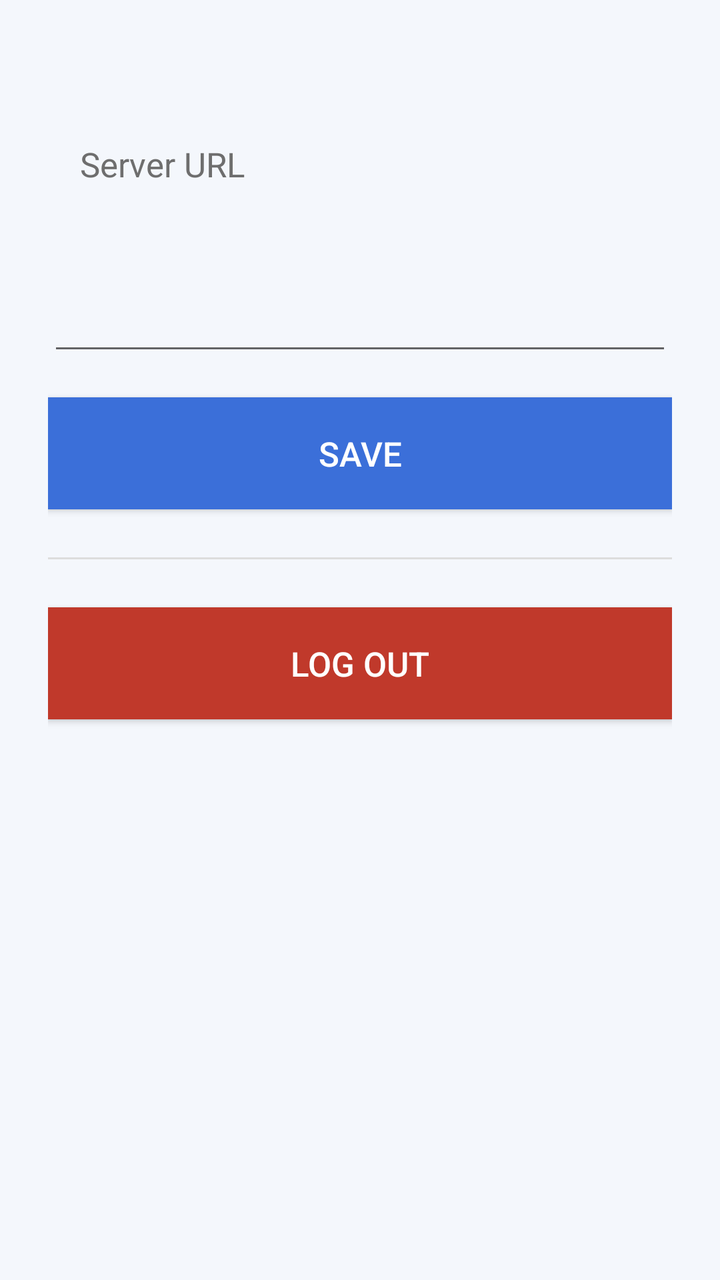
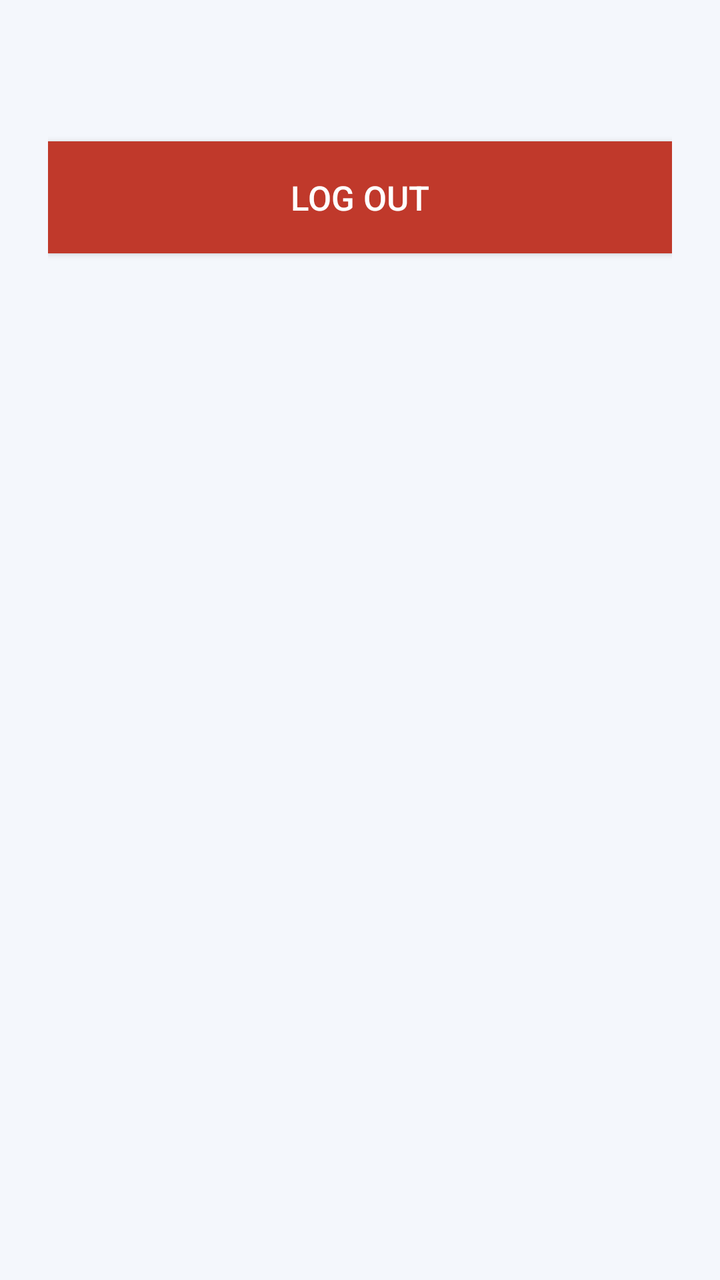

The first picture is an Android layout as it rendered before a commit; the second is the same layout after the commit. The layout source and the unified diff follow.
<!-- AndroidManifest.xml: application theme AppTheme -->
<!-- res/layout/activity_settings.xml -->
<?xml version="1.0" encoding="utf-8"?>
<LinearLayout xmlns:android="http://schemas.android.com/apk/res/android"
    android:layout_width="match_parent"
    android:layout_height="match_parent"
    android:orientation="vertical"
    android:background="@color/background"
    android:padding="@dimen/spacing_large">

    <TextView
        android:id="@+id/text_logged_in_as"
        android:layout_width="match_parent"
        android:layout_height="wrap_content"
        android:textColor="@color/text_secondary"
        android:textSize="@dimen/text_medium"
        android:layout_marginBottom="@dimen/spacing_large" />

    <TextView
        style="@style/BigButton"
        android:layout_width="wrap_content"
        android:layout_height="wrap_content"
        android:text="@string/label_server_url"
        android:textColor="@color/text_secondary" />

    <EditText
        android:id="@+id/edit_server_url"
        android:layout_width="match_parent"
        android:layout_height="@dimen/touch_target_min"
        android:inputType="textUri"
        android:singleLine="true" />

    <Button
        android:id="@+id/btn_save"
        style="@style/BigButton"
        android:layout_width="match_parent"
        android:layout_height="wrap_content"
        android:minHeight="@dimen/touch_target_min"
        android:layout_marginTop="@dimen/spacing_medium"
        android:text="@string/action_save"
        android:textColor="@color/white"
        android:background="@color/primary" />

    <View
        android:layout_width="match_parent"
        android:layout_height="1dp"
        android:layout_marginTop="@dimen/spacing_large"
        android:layout_marginBottom="@dimen/spacing_large"
        android:background="@color/divider" />

    <Button
        android:id="@+id/btn_logout"
        style="@style/BigButton"
        android:layout_width="match_parent"
        android:layout_height="wrap_content"
        android:minHeight="@dimen/touch_target_min"
        android:text="@string/action_logout"
        android:textColor="@color/white"
        android:background="@color/status_error" />

</LinearLayout>
<!-- resources referenced by this layout -->
<resources>
  <color name="background">#F4F7FC</color>
  <color name="divider">#DDDDDD</color>
  <color name="primary">#3B6FD9</color>
  <color name="status_error">#C0392B</color>
  <color name="text_secondary">#6E6E6E</color>
  <color name="white">#FFFFFF</color>
  <dimen name="spacing_large">24dp</dimen>
  <dimen name="spacing_medium">16dp</dimen>
  <dimen name="text_medium">17sp</dimen>
  <dimen name="touch_target_min">56dp</dimen>
  <string name="action_logout">Log out</string>
  <string name="action_save">Save</string>
  <string name="label_server_url">Server URL</string>
  <style name="BigButton">
          <item name="android:minHeight">@dimen/touch_target_min</item>
          <item name="android:textSize">@dimen/text_medium</item>
          <item name="android:paddingLeft">@dimen/spacing_medium</item>
          <item name="android:paddingRight">@dimen/spacing_medium</item>
      </style>
  <style name="AppTheme" parent="Theme.AppCompat.Light.DarkActionBar">
          <item name="colorPrimary">@color/primary</item>
          <item name="colorPrimaryDark">@color/primary_dark</item>
          <item name="colorAccent">@color/accent</item>
          <item name="android:windowBackground">@color/background</item>
      </style>
  <color name="primary_dark">#28509E</color>
  <color name="accent">#5B9BFF</color>
</resources>

<!-- the commit's change to res/layout/activity_settings.xml (unified diff, before → after) -->
@@ -14,38 +14,6 @@
         android:textSize="@dimen/text_medium"
         android:layout_marginBottom="@dimen/spacing_large" />
 
-    <TextView
-        style="@style/BigButton"
-        android:layout_width="wrap_content"
-        android:layout_height="wrap_content"
-        android:text="@string/label_server_url"
-        android:textColor="@color/text_secondary" />
-
-    <EditText
-        android:id="@+id/edit_server_url"
-        android:layout_width="match_parent"
-        android:layout_height="@dimen/touch_target_min"
-        android:inputType="textUri"
-        android:singleLine="true" />
-
-    <Button
-        android:id="@+id/btn_save"
-        style="@style/BigButton"
-        android:layout_width="match_parent"
-        android:layout_height="wrap_content"
-        android:minHeight="@dimen/touch_target_min"
-        android:layout_marginTop="@dimen/spacing_medium"
-        android:text="@string/action_save"
-        android:textColor="@color/white"
-        android:background="@color/primary" />
-
-    <View
-        android:layout_width="match_parent"
-        android:layout_height="1dp"
-        android:layout_marginTop="@dimen/spacing_large"
-        android:layout_marginBottom="@dimen/spacing_large"
-        android:background="@color/divider" />
-
     <Button
         android:id="@+id/btn_logout"
         style="@style/BigButton"
<!-- resource entries referenced after the edit -->
@@ -1,18 +1,13 @@
 <!-- resources referenced by this layout -->
 <resources>
   <color name="background">#F4F7FC</color>
-  <color name="divider">#DDDDDD</color>
-  <color name="primary">#3B6FD9</color>
   <color name="status_error">#C0392B</color>
   <color name="text_secondary">#6E6E6E</color>
   <color name="white">#FFFFFF</color>
   <dimen name="spacing_large">24dp</dimen>
-  <dimen name="spacing_medium">16dp</dimen>
   <dimen name="text_medium">17sp</dimen>
   <dimen name="touch_target_min">56dp</dimen>
   <string name="action_logout">Log out</string>
-  <string name="action_save">Save</string>
-  <string name="label_server_url">Server URL</string>
   <style name="BigButton">
           <item name="android:minHeight">@dimen/touch_target_min</item>
           <item name="android:textSize">@dimen/text_medium</item>
@@ -25,6 +20,8 @@
           <item name="colorAccent">@color/accent</item>
           <item name="android:windowBackground">@color/background</item>
       </style>
+  <dimen name="spacing_medium">16dp</dimen>
+  <color name="primary">#3B6FD9</color>
   <color name="primary_dark">#28509E</color>
   <color name="accent">#5B9BFF</color>
 </resources>
